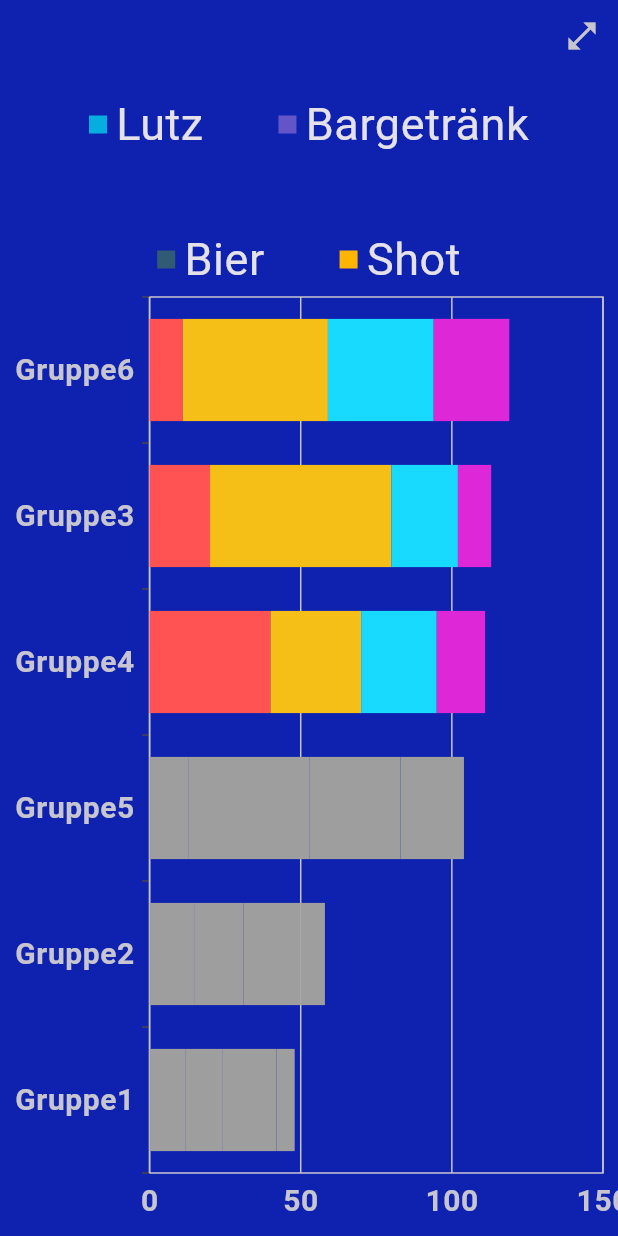
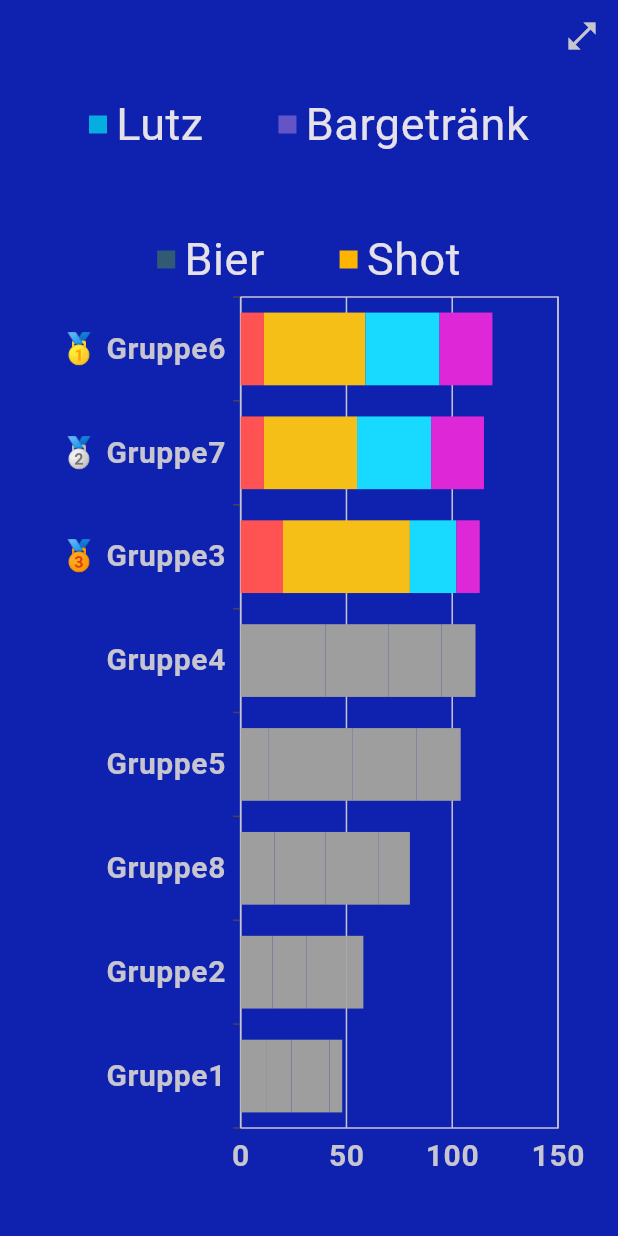
Before and after one commit to pythonite42/sauf_o_mat, a Flutter app: the screen it shows after launch, on a phone screen of 412 x 824 dp. Run offline on Flutter 3.47's test engine with Material 3 defaults, Android fonts, the light colour scheme and no system bars; our stand-ins replace syncfusion_flutter_charts; missing offline and left inert: window_manager.

Commit message:
medaillen, padding added and colors corrected

```diff
--- a/lib/page_diagram.dart
+++ b/lib/page_diagram.dart
@@ -39,6 +39,8 @@ class _PageDiagramState extends State<PageDiagram> {
       ChartData(group: 'Gruppe4', longdrink: 15, shot: 16, beer: 25, lutz: 40),
       ChartData(group: 'Gruppe5', longdrink: 20, shot: 21, beer: 30, lutz: 13),
       ChartData(group: 'Gruppe6', longdrink: 24, shot: 25, beer: 35, lutz: 11),
+      ChartData(group: 'Gruppe7', longdrink: 22, shot: 25, beer: 35, lutz: 11),
+      ChartData(group: 'Gruppe8', longdrink: 12, shot: 15, beer: 25, lutz: 16),
     ];
     _chartData?.sort((a, b) {
       final aSum = (a.longdrink ?? 0) * 2 + (a.shot ?? 0) + (a.beer ?? 0) + (a.lutz ?? 0);
@@ -46,12 +48,28 @@ class _PageDiagramState extends State<PageDiagram> {
       return aSum.compareTo(bSum);
     });
 
+    final medals = ['🥇 ', '🥈 ', '🥉 '];
+    for (int i = 0; i < _chartData!.length; i++) {
+      final originalName = _chartData![i].group.toString().replaceAll(RegExp(r'[🥇🥈🥉]'), '');
+      if (i > _chartData!.length - 4) {
+        _chartData![i] = ChartData(
+          group: '${medals[_chartData!.length - 1 - i]}$originalName',
+          longdrink: _chartData![i].longdrink,
+          shot: _chartData![i].shot,
+          beer: _chartData![i].beer,
+          lutz: _chartData![i].lutz,
+        );
+      }
+    }
+
     super.initState();
   }
 
   @override
   Widget build(BuildContext context) {
-    return SfCartesianChart(
+    return Padding(
+      padding: EdgeInsetsGeometry.fromLTRB(30, 0, 30, 30),
+      child: SfCartesianChart(
         plotAreaBorderWidth: 1,
         //title: ChartTitle(text: 'Saufometer'),
         legend: Legend(
@@ -82,30 +100,33 @@ class _PageDiagramState extends State<PageDiagram> {
             xValueMapper: (ChartData data, int index) => data.group,
             yValueMapper: (ChartData data, int index) => data.lutz,
             name: 'Lutz',
-          pointColorMapper: (data, index) => index < 3 ? Colors.grey : redAccent,
+            pointColorMapper: (data, index) => index < ((_chartData?.length ?? 0) - 3) ? Colors.grey : redAccent,
           ),
           StackedBarSeries<ChartData, String>(
             dataSource: _chartData,
             xValueMapper: (ChartData data, int index) => data.group,
             yValueMapper: (ChartData data, int index) => data.longdrink == null ? null : data.longdrink! * 2,
             name: 'Bargetränk',
-          pointColorMapper: (data, index) => index < 3 ? Colors.grey : Theme.of(context).colorScheme.tertiary,
+            pointColorMapper: (data, index) =>
+                index < ((_chartData?.length ?? 0) - 3) ? Colors.grey : Theme.of(context).colorScheme.tertiary,
           ),
           StackedBarSeries<ChartData, String>(
             dataSource: _chartData,
             xValueMapper: (ChartData data, int index) => data.group,
             yValueMapper: (ChartData data, int index) => data.beer,
             name: 'Bier',
-          pointColorMapper: (data, index) => index < 3 ? Colors.grey : cyanAccent,
+            pointColorMapper: (data, index) => index < ((_chartData?.length ?? 0) - 3) ? Colors.grey : cyanAccent,
           ),
           StackedBarSeries<ChartData, String>(
             dataSource: _chartData,
             xValueMapper: (ChartData data, int index) => data.group,
             yValueMapper: (ChartData data, int index) => data.shot,
             name: 'Shot',
-          pointColorMapper: (data, index) => index < 3 ? Colors.grey : Theme.of(context).colorScheme.secondary,
+            pointColorMapper: (data, index) =>
+                index < ((_chartData?.length ?? 0) - 3) ? Colors.grey : Theme.of(context).colorScheme.secondary,
           ),
         ],
+      ),
     );
   }
 
```
Lines whose indentation alone changed are shown as unchanged.
